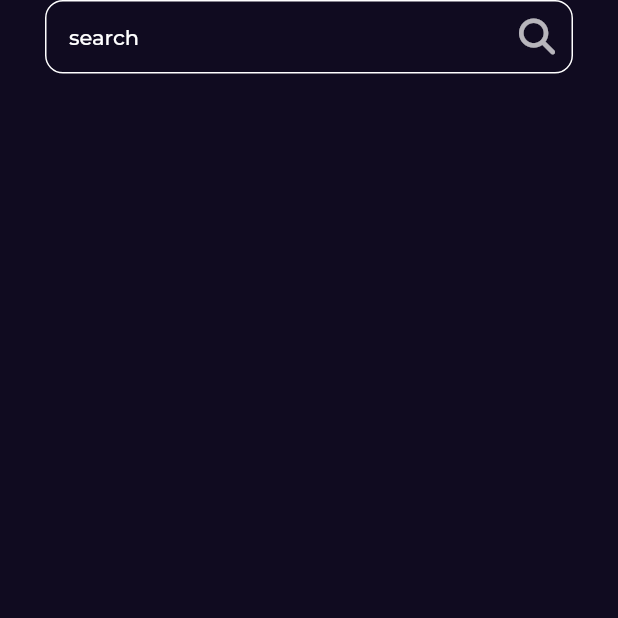
After one commit to mah97moud/book_shop, a Flutter app: the screen it shows after launch, after a tap on an icon or button, on a phone screen of 412 x 824 dp, the top half of it. The commit adds this screen. Run offline on Flutter 3.47's test engine with Material 2 defaults, Android fonts, the phone set to English and light mode, and no system bars; our stand-ins replace flutter_svg, flutter_vector_icons, go_router, google_fonts.

Commit message:
create custom search  text field

```diff
--- a/lib/core/utils/router/app_router.dart
+++ b/lib/core/utils/router/app_router.dart
@@ -1,6 +1,7 @@
 import 'package:book_shop/core/utils/router/route_names.dart';
 import 'package:book_shop/features/home/presentation/views/book_details_view.dart';
 import 'package:book_shop/features/home/presentation/views/home_view.dart';
+import 'package:book_shop/features/search/presentation/views/search_view.dart';
 import 'package:go_router/go_router.dart';
 
 import '../../../features/splash/presentation/views/splash_view.dart';
@@ -25,6 +26,11 @@ abstract class AppRouter {
           ),
         ],
       ),
+      GoRoute(
+        path: '/${RouteNames.searchView}',
+        name: RouteNames.searchView,
+        builder: (context, state) => const SearchView(),
+      ),
     ],
   );
 }
--- a/lib/core/utils/router/route_names.dart
+++ b/lib/core/utils/router/route_names.dart
@@ -2,4 +2,5 @@ abstract class RouteNames {
 
   static const homeView = 'homeView';
   static const bookDetailsView = 'bookDetailsView';
+  static const searchView = 'searchView';
 }
--- /dev/null
+++ b/lib/core/widgets/custom_app_logo.dart
@@ -0,0 +1,26 @@
+import 'package:flutter/material.dart';
+import 'package:flutter_svg/svg.dart';
+
+import '../utils/resources/assets_manager.dart';
+
+class CustomAppLogo extends StatelessWidget {
+  const CustomAppLogo({
+    super.key,
+    this.height = 18.0,
+  });
+
+  final double height;
+
+  @override
+  Widget build(BuildContext context) {
+    return SvgPicture.asset(
+      AssetsManager.logo,
+      height: height,
+      colorFilter: const ColorFilter.mode(
+        Colors.white,
+        BlendMode.dstIn,
+      ),
+
+    );
+  }
+}
--- a/lib/features/home/presentation/views/widgets/custom_app_bar.dart
+++ b/lib/features/home/presentation/views/widgets/custom_app_bar.dart
@@ -1,8 +1,9 @@
+import 'package:book_shop/core/utils/router/route_names.dart';
 import 'package:flutter/material.dart';
-import 'package:flutter_svg/svg.dart';
 import 'package:flutter_vector_icons/flutter_vector_icons.dart';
+import 'package:go_router/go_router.dart';
 
-import '../../../../../core/utils/resources/assets_manager.dart';
+import '../../../../../core/widgets/custom_app_logo.dart';
 
 class CustomAppBar extends StatelessWidget {
   const CustomAppBar({Key? key}) : super(key: key);
@@ -14,14 +15,14 @@ class CustomAppBar extends StatelessWidget {
       child: Row(
         mainAxisAlignment: MainAxisAlignment.spaceBetween,
         children: [
-          SvgPicture.asset(
-            AssetsManager.logo,
-            height: 18.0,
-          ),
+          const CustomAppLogo(),
           IconButton(
-            onPressed: () {},
+            onPressed: () {
+              context.pushNamed(RouteNames.searchView);
+            },
             icon: const Icon(
               FontAwesome5Solid.search,
+              size: 18.0,
             ),
           ),
         ],
--- /dev/null
+++ b/lib/features/search/presentation/views/search_view.dart
@@ -0,0 +1,13 @@
+import 'package:book_shop/features/search/presentation/views/widgets/search_view_body.dart';
+import 'package:flutter/material.dart';
+
+class SearchView extends StatelessWidget {
+const SearchView({ Key? key }) : super(key: key);
+
+  @override
+  Widget build(BuildContext context){
+    return const Scaffold(
+      body: SafeArea(child: SearchViewBody()),
+    );
+  }
+}
--- /dev/null
+++ b/lib/features/search/presentation/views/widgets/custom_search_text_field.dart
@@ -0,0 +1,31 @@
+import 'package:flutter/material.dart';
+import 'package:flutter_vector_icons/flutter_vector_icons.dart';
+
+class CustomSearchTextField extends StatelessWidget {
+  const CustomSearchTextField({Key? key}) : super(key: key);
+
+  @override
+  Widget build(BuildContext context) {
+    return TextField(
+      decoration: InputDecoration(
+          enabledBorder: buildOutlinedInputBorder(),
+          focusedBorder: buildOutlinedInputBorder(),
+          hintText: 'search',
+          suffixIcon: const Opacity(
+            opacity: 0.7,
+            child: Icon(
+              FontAwesome.search,
+            ),
+          )),
+    );
+  }
+
+  OutlineInputBorder buildOutlinedInputBorder() {
+    return OutlineInputBorder(
+          borderRadius: BorderRadius.circular(12.0),
+          borderSide: const BorderSide(
+            color: Colors.white,
+          ),
+        );
+  }
+}
--- /dev/null
+++ b/lib/features/search/presentation/views/widgets/search_view_body.dart
@@ -0,0 +1,20 @@
+import 'package:book_shop/core/utils/resources/constants.dart';
+import 'package:flutter/material.dart';
+
+import 'custom_search_text_field.dart';
+
+class SearchViewBody extends StatelessWidget {
+const SearchViewBody({ Key? key }) : super(key: key);
+
+  @override
+  Widget build(BuildContext context){
+    return const Padding(
+      padding: kPaddingHorizontal30,
+      child: Column(
+        children: [
+          CustomSearchTextField(),
+        ],
+      ),
+    );
+  }
+}
--- a/lib/features/splash/presentation/views/widgets/splash_view_body.dart
+++ b/lib/features/splash/presentation/views/widgets/splash_view_body.dart
@@ -1,7 +1,6 @@
-import 'package:book_shop/core/utils/resources/assets_manager.dart';
 import 'package:book_shop/core/utils/router/route_names.dart';
+import 'package:book_shop/core/widgets/custom_app_logo.dart';
 import 'package:flutter/material.dart';
-import 'package:flutter_svg/svg.dart';
 import 'package:go_router/go_router.dart';
 
 import 'sliding_text.dart';
@@ -39,8 +38,7 @@ class _SplashViewBodyState extends State<SplashViewBody>
       mainAxisAlignment: MainAxisAlignment.center,
       crossAxisAlignment: CrossAxisAlignment.stretch,
       children: [
-        SvgPicture.asset(
-          AssetsManager.logo,
+        CustomAppLogo(
           height: width * 0.2,
         ),
         const SizedBox(height: 4),
```
Also changed, not shown: assets/images/logo.svg.
